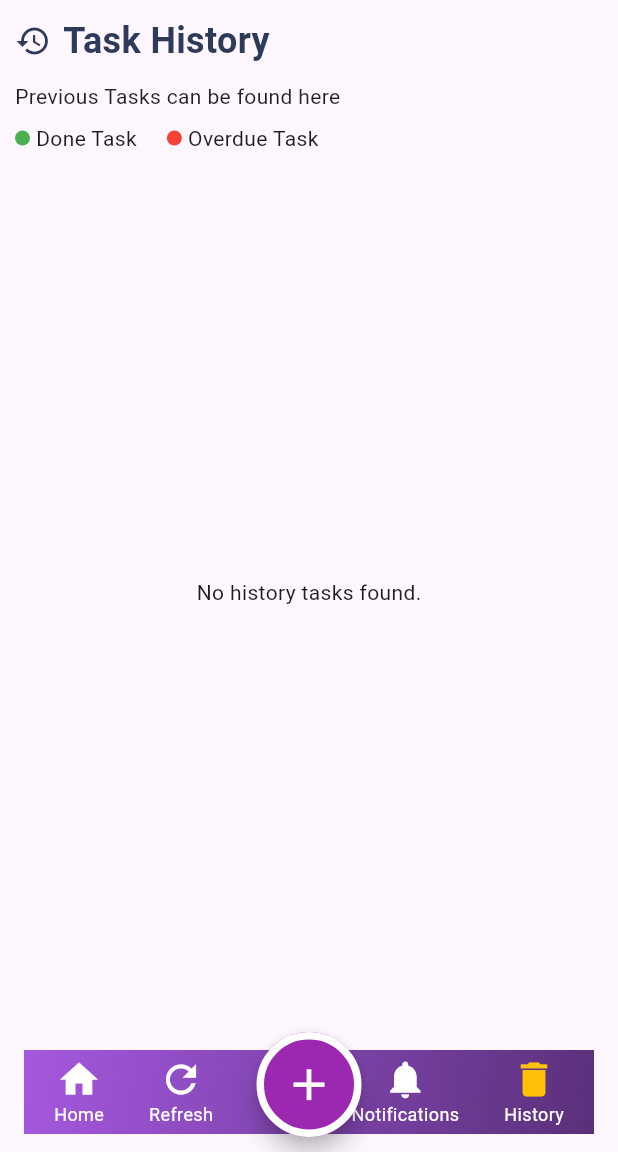
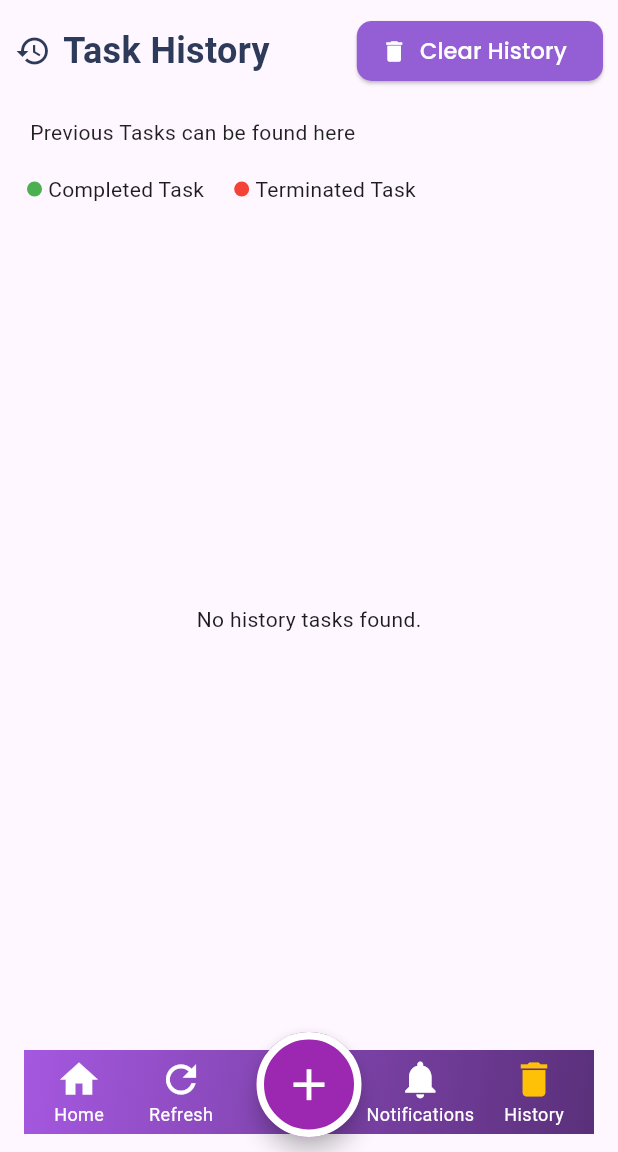
Before and after one commit to MDK-404/prodigineous, a Flutter app: the HomeScreen screen opened by its route, item 4 of the bottom bar chosen, on a phone screen of 412 x 824 dp, the part 84-1236 px from its top. Run offline on Flutter 3.47's test engine with Material 3 defaults, Android fonts, the phone set to English and light mode, and no system bars; our stand-ins replace cloud_firestore, firebase_auth, firebase_core, firebase_messaging, flutter_local_notifications, google_fonts and 2 more; accounts and stored records are empty.

Commit message:
flutter push notificaitons implemented and added delete history buttonn

```diff
--- a/lib/main.dart
+++ b/lib/main.dart
@@ -1,5 +1,6 @@
 import 'package:flutter/material.dart';
 import 'package:firebase_core/firebase_core.dart';
+import 'package:prodigenious/services/notificaiton_service.dart';
 import 'package:prodigenious/view/forgot_password_screen.dart';
 import 'package:prodigenious/view/home_screen.dart';
 import 'package:prodigenious/viewmodel/auth_view_model.dart';
@@ -11,6 +12,7 @@ import 'view/login_screen.dart';
 void main() async {
   WidgetsFlutterBinding.ensureInitialized();
   await Firebase.initializeApp();
+  await requestExactAlarmPermission();
   runApp(MyApp());
 }
 
--- a/lib/view/task_history.dart
+++ b/lib/view/task_history.dart
@@ -1,18 +1,18 @@
 import 'package:flutter/material.dart';
 import 'package:cloud_firestore/cloud_firestore.dart';
+import 'package:google_fonts/google_fonts.dart';
 import 'package:intl/intl.dart';
-import 'package:prodigenious/widgets/add_task_dialog.dart';
 import 'package:prodigenious/widgets/custom_appbar.dart';
 import 'package:prodigenious/widgets/navigation_bar.dart';
 
 class HistoryScreen extends StatefulWidget {
   final String userEmail;
-  final String username; // ADD THIS
+  final String username;
 
   const HistoryScreen({
     Key? key,
     required this.userEmail,
-    required this.username, // ADD THIS
+    required this.username,
   }) : super(key: key);
 
   @override
@@ -20,10 +20,47 @@ class HistoryScreen extends StatefulWidget {
 }
 
 class _HistoryScreenState extends State<HistoryScreen> {
-  // void showAddTaskDialog() {}
+  void _onHomeTap() {
+    Navigator.popAndPushNamed(context, '/home');
+  }
 
-  void _onHomeTap() {
-    Navigator.pop(context);
+  Future<void> clearHistory() async {
+    final snapshot = await FirebaseFirestore.instance
+        .collection('history')
+        .where('email', isEqualTo: widget.userEmail)
+        .get();
+
+    for (var doc in snapshot.docs) {
+      await FirebaseFirestore.instance
+          .collection('history')
+          .doc(doc.id)
+          .delete();
+    }
+  }
+
+  void _showClearHistoryDialog() {
+    showDialog(
+      context: context,
+      builder: (context) => AlertDialog(
+        title: Text("Clear History"),
+        content: Text("Are you sure you want to clear all history tasks?"),
+        actions: [
+          TextButton(
+            onPressed: () {
+              Navigator.pop(context); // Close the dialog
+            },
+            child: Text("Cancel"),
+          ),
+          TextButton(
+            onPressed: () async {
+              await clearHistory(); // Clear the history
+              Navigator.pop(context); // Close the dialog
+            },
+            child: Text("Clear"),
+          ),
+        ],
+      ),
+    );
   }
 
   @override
@@ -47,66 +84,81 @@ class _HistoryScreenState extends State<HistoryScreen> {
                     color: Color(0xFF2E3A59),
                   ),
                 ),
+                Spacer(), // This will push the button to the end of the row
+                ElevatedButton.icon(
+                  onPressed: _showClearHistoryDialog,
+                  style: ElevatedButton.styleFrom(
+                    foregroundColor: Colors.white,
+                    backgroundColor: Color(0xFF945FD4),
+                    shape: RoundedRectangleBorder(
+                      borderRadius: BorderRadius.circular(
+                          10), // Adjust the border radius here
+                    ), // Text color
+                  ),
+                  icon: Icon(
+                    Icons.delete,
+                    color: Colors.white,
+                  ), // Icon for the button
+                  label: Text(
+                    "Clear History",
+                    style: GoogleFonts.poppins(
+                      fontSize: 15, // Font size
+                      fontWeight: FontWeight.w500, // Font weight (optional)
+                    ),
+                  ), // Button text
+                ),
               ],
             ),
             const SizedBox(height: 10),
-            Align(
+            Padding(
+              padding: const EdgeInsets.all(10.0),
+              child: Align(
                 alignment: Alignment.centerLeft,
                 child: Text(
                   "Previous Tasks can be found here",
                   style: TextStyle(fontSize: 14, color: Colors.black87),
                 ),
               ),
-            const SizedBox(height: 8),
-            Row(
+            ),
+            //const SizedBox(height: 2),
+            Padding(
+              padding: const EdgeInsets.all(8.0),
+              child: Row(
                 children: [
                   _coloredDot(Colors.green),
                   SizedBox(width: 4),
-                Text("Done Task"),
+                  Text("Completed Task"),
                   SizedBox(width: 20),
                   _coloredDot(Colors.red),
                   SizedBox(width: 4),
-                Text("Overdue Task"),
+                  Text("Terminated Task"),
                 ],
               ),
-            const SizedBox(height: 10),
+            ),
+            const SizedBox(height: 4),
             Expanded(
               child: StreamBuilder<QuerySnapshot>(
                 stream: FirebaseFirestore.instance
-                    .collection('tasks')
-                    .where('email', isEqualTo: widget.userEmail)
+                    .collection('history') // Listen to the 'history' collection
+                    .where('email',
+                        isEqualTo:
+                            widget.userEmail) // Filter tasks by user email
                     .snapshots(),
                 builder: (context, snapshot) {
                   if (!snapshot.hasData) {
                     return const Center(child: CircularProgressIndicator());
                   }
 
-                  final now = DateTime.now();
                   final docs = snapshot.data!.docs;
 
-                  final historyTasks = docs.where((doc) {
-                    final data = doc.data() as Map<String, dynamic>;
-
-                    DateTime? dueDate;
-                    if (data['dueDate'] != null) {
-                      try {
-                        dueDate = DateTime.parse(data['dueDate']);
-                      } catch (_) {}
-                    }
-
-                    if (dueDate == null) return false;
-
-                    return dueDate.isBefore(now);
-                  }).toList();
-
-                  if (historyTasks.isEmpty) {
+                  if (docs.isEmpty) {
                     return const Center(
                       child: Text("No history tasks found."),
                     );
                   }
 
                   return ListView(
-                    children: historyTasks.map((doc) {
+                    children: docs.map((doc) {
                       final data = doc.data() as Map<String, dynamic>;
                       final String taskName = data['task'] ?? 'No Task';
                       final String status = data['status'] ?? 'unknown';
@@ -217,8 +269,7 @@ class _HistoryScreenState extends State<HistoryScreen> {
           width: 70,
           child: FloatingActionButton(
             onPressed: () {
-              showAddTaskDialog(context, widget.userEmail,
-                  widget.username); // Correct way to pass arguments
+              // Open the add task dialog
             },
             backgroundColor: Colors.purple,
             shape: CircleBorder(
--- a/lib/widgets/navigation_bar.dart
+++ b/lib/widgets/navigation_bar.dart
@@ -131,7 +131,6 @@ class BottomNavBar extends StatelessWidget {
                   _buildNavItem(
                     icon: Icons.home,
                     label: "Home",
-                    // If activeScreen == "home", highlight with amber, else white
                     iconColor:
                         (activeScreen == "home") ? Colors.amber : Colors.white,
                     onTap: onHomeTap,
@@ -148,7 +147,7 @@ class BottomNavBar extends StatelessWidget {
                 ],
               ),
             ),
-            const SizedBox(width: 50),
+            const SizedBox(width: 55),
             // Right side icons
             Padding(
               padding: const EdgeInsets.symmetric(horizontal: 20.0),
@@ -162,7 +161,7 @@ class BottomNavBar extends StatelessWidget {
                         : Colors.white,
                     onTap: onNotificationTap,
                   ),
-                  const SizedBox(width: 30),
+                  const SizedBox(width: 20),
                   _buildNavItem(
                     icon: Icons.delete,
                     label: "History",
--- a/pubspec.yaml
+++ b/pubspec.yaml
@@ -45,6 +45,8 @@ dependencies:
   firebase_messaging: ^15.2.4
   googleapis_auth: ^2.0.0
   http: ^1.3.0
+  flutter_local_notifications: ^19.0.0
+  timezone: ^0.10.0
 
 dev_dependencies:
   flutter_test:
```
Also changed, not shown: lib/services/firestore_task_services.dart (+9 -0 lines), lib/services/notificaiton_service.dart (added, +114 -0 lines), lib/view/home_screen.dart (+0 -19 lines), lib/widgets/add_task_dialog.dart (+32 -2 lines), pubspec.lock, 4 other files. Lines whose indentation alone changed are shown as unchanged.
